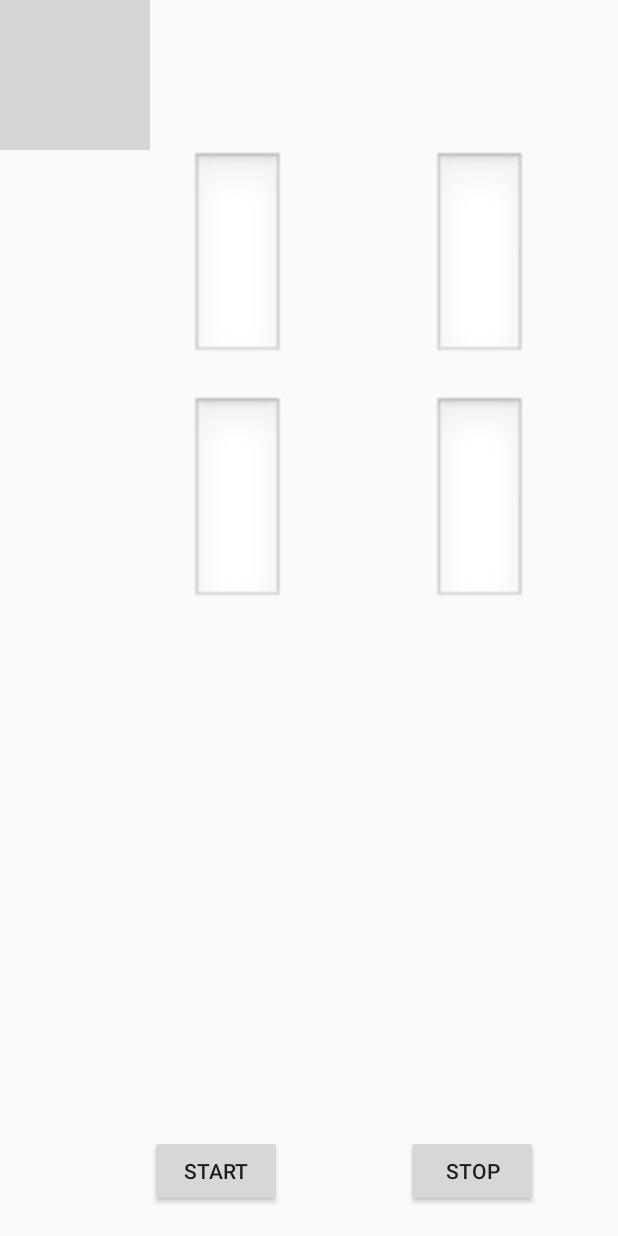
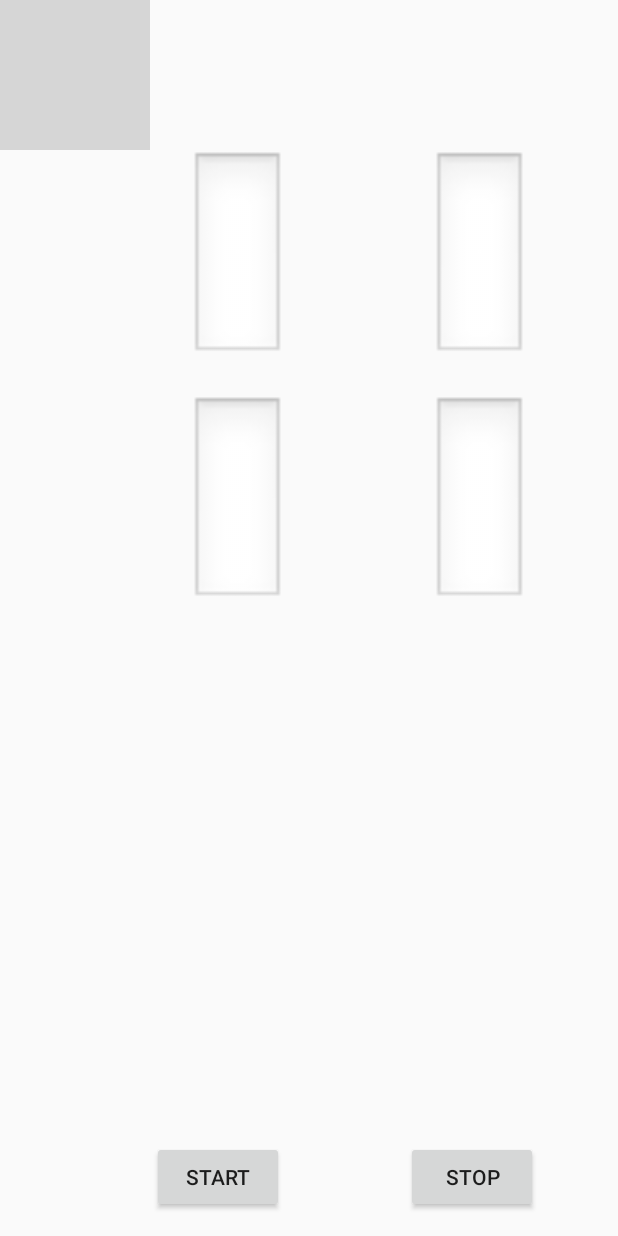
Before and after one commit to charleychau/PRISM, an Android app: the layout activity_my_camera.xml on its own in the app's theme, with its tools: preview values and no code run, on a phone screen of 412 x 824 dp. Run offline under Robolectric (Android 15) with nearby library versions, the phone set to English and light mode, and no system bars; grey boxes are pictures that could not be loaded.

Commit message:
made changes

```diff
--- a/app/src/main/java/com/example/charleychau/prism/MyPills.java
+++ b/app/src/main/java/com/example/charleychau/prism/MyPills.java
@@ -49,6 +49,7 @@ public class MyPills extends AppCompatActivity implements BeaconConsumer{
     private String pid;
     private User user;
     private Pill pill;
+    private Pill currPill;
     private String namespace;
     private String instance;
     private Button addButton;
@@ -97,13 +98,36 @@ public class MyPills extends AppCompatActivity implements BeaconConsumer{
                         filteredArray.add(pillsArray.get(i));
                     }
                 }
+                Pill pill2 = new Pill("78", "Charley", "20", "1", "2", "2F234454F4911BA9FFA6", "000000000003", "John", "3");
+                filteredArray.add(pill2);
                 adapter.clear();
                 adapter.addAll(filteredArray);
                 filtered = true;
                 //TODO: Can put text to speech here
 
-                String phrase = "Hello User. Your pills that you need to take include the following: ";
+                String phrase = "Hello User. Your pills that you need to take include the following: You need to take ";
                 speak(tts, phrase);
+
+                final Handler handler = new Handler();
+                handler.postDelayed(new Runnable() {
+
+                    @Override
+                    public void run() {
+                        for (int i = 0; i < filteredArray.size(); i++) {
+                            currPill = filteredArray.get(i);
+                            String reminder = currPill.getAmount() + " " + currPill.getName() + " ";
+                            speak(tts, reminder);
+                            try {
+                                synchronized (this) {
+                                    wait(1500);
+                                }
+                            } catch (InterruptedException ex) {}
+                        }
+                    }
+
+                }, 5000); // 5000ms delay
+
+
             }
         });
         adapter = new AdapterPill(this, R.layout.list_pill_layout);
--- a/app/src/main/res/layout/activity_my_camera.xml
+++ b/app/src/main/res/layout/activity_my_camera.xml
@@ -58,10 +58,11 @@
         android:text="Start"
         android:layout_width="wrap_content"
         android:layout_height="wrap_content"
-        android:layout_marginBottom="19dp"
+        android:layout_marginBottom="15dp"
         android:id="@+id/button1"
         android:layout_alignParentBottom="true"
-        android:layout_toEndOf="@+id/texture" />
+        android:layout_alignStart="@+id/imageView4"
+        android:layout_marginStart="18dp" />
 
     <Button
         android:text="Stop"
```
Also changed, not shown: app/src/main/java/com/example/charleychau/prism/MyCameraActivity.java (+69 -31 lines), app/src/main/java/com/example/charleychau/prism/Prescriptions.java (+8 -7 lines).
